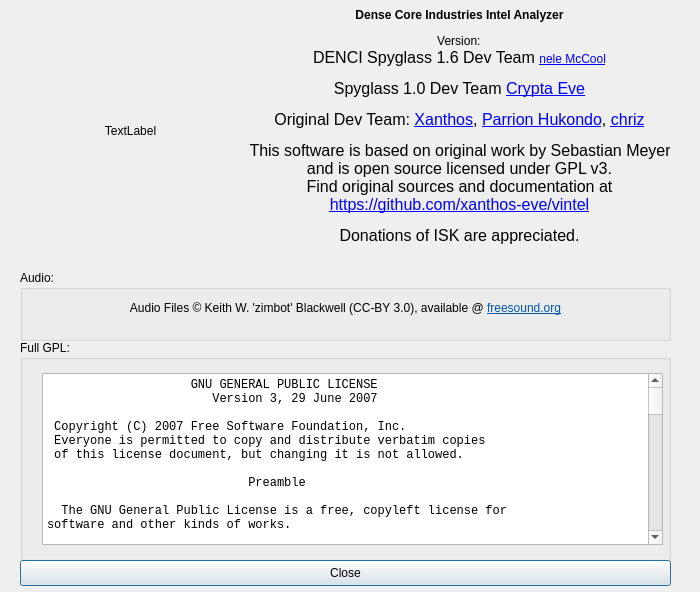
Old version of the form src/vi/ui/Info.ui in the repository jkey-67/spyglass.
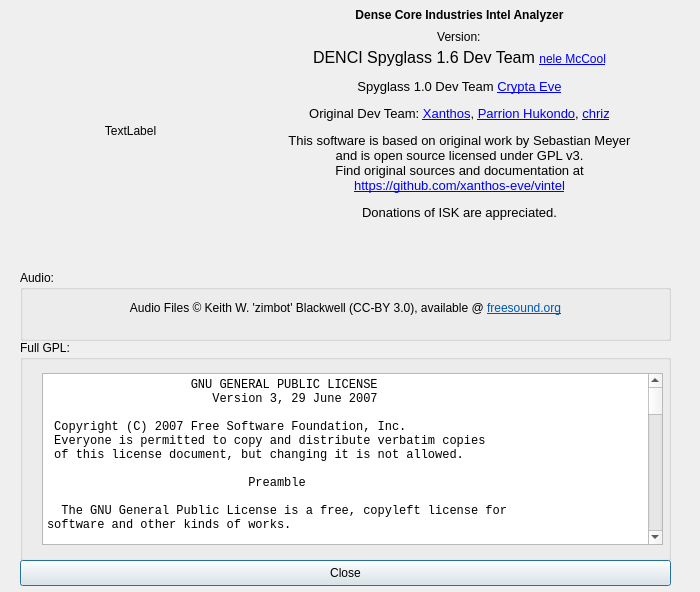
New version of the form.

Commit message: combined map added, fixed com crash conditions

Diff of the .ui file:
```diff
--- a/src/vi/ui/Info.ui
+++ b/src/vi/ui/Info.ui
@@ -750,7 +750,7 @@
     </rect>
    </property>
    <property name="text">
-    <string>&lt;html&gt;&lt;head/&gt;&lt;body&gt;&lt;p align=&quot;center&quot;&gt;&lt;span style=&quot; font-weight:600;&quot;&gt;Dense Core Industries Intel Analyzer&lt;/span&gt;&lt;br/&gt;&lt;/p&gt;&lt;p align=&quot;center&quot;&gt;&lt;span style=&quot; font-size:12pt;&quot;&gt;DENCI Spyglass 1.6 Dev Team &lt;/span&gt;&lt;a href=&quot;https://github.com/jkey-67/spyglass/tree/qt5&quot;&gt;&lt;span style=&quot; text-decoration: underline; color:#0000ff;&quot;&gt;nele McCool&lt;/span&gt;&lt;/a&gt;&lt;/p&gt;&lt;p align=&quot;center&quot;&gt;&lt;span style=&quot; font-size:12pt;&quot;&gt;Spyglass 1.0 Dev Team &lt;/span&gt;&lt;a href=&quot;mailto: crypta@crypta.tech&quot;&gt;&lt;span style=&quot; font-size:12pt; text-decoration: underline; color:#0000ff;&quot;&gt;Crypta Eve&lt;/span&gt;&lt;/a&gt;&lt;/p&gt;&lt;p align=&quot;center&quot;&gt;&lt;span style=&quot; font-size:12pt;&quot;&gt;Original Dev Team: &lt;/span&gt;&lt;a href=&quot;mailto:xanthos.eve@gmail.com&quot;&gt;&lt;span style=&quot; font-size:12pt; text-decoration: underline; color:#0000ff;&quot;&gt;Xanthos&lt;/span&gt;&lt;/a&gt;&lt;span style=&quot; font-size:12pt;&quot;&gt;, &lt;/span&gt;&lt;a href=&quot;mailto:lightlazer@gmail.com&quot;&gt;&lt;span style=&quot; font-size:12pt; text-decoration: underline; color:#0000ff;&quot;&gt;Parrion Hukondo&lt;/span&gt;&lt;/a&gt;&lt;span style=&quot; font-size:12pt;&quot;&gt;, &lt;/span&gt;&lt;a href=&quot;mailto:cberg@3wsolutions.se&quot;&gt;&lt;span style=&quot; font-size:12pt; text-decoration: underline; color:#0000ff;&quot;&gt;chriz&lt;/span&gt;&lt;/a&gt;&lt;/p&gt;&lt;p align=&quot;center&quot;&gt;&lt;span style=&quot; font-size:12pt;&quot;&gt;This software is based on original work by Sebastian Meyer &lt;br/&gt;and is open source licensed under GPL v3.&lt;br/&gt;Find original sources and documentation at&lt;br/&gt;&lt;/span&gt;&lt;a href=&quot;https://github.com/XanthosX/vintel&quot;&gt;&lt;span style=&quot; font-size:12pt; text-decoration: underline; color:#0000ff;&quot;&gt;https://github.com/xanthos-eve/vintel&lt;/span&gt;&lt;/a&gt;&lt;/p&gt;&lt;p align=&quot;center&quot;&gt;&lt;span style=&quot; font-size:12pt;&quot;&gt;Donations of ISK are appreciated.&lt;/span&gt;&lt;/p&gt;&lt;/body&gt;&lt;/html&gt;</string>
+    <string>&lt;html&gt;&lt;head/&gt;&lt;body&gt;&lt;p align=&quot;center&quot;&gt;&lt;span style=&quot; font-weight:600;&quot;&gt;Dense Core Industries Intel Analyzer&lt;/span&gt;&lt;br/&gt;&lt;/p&gt;&lt;p align=&quot;center&quot;&gt;&lt;span style=&quot; font-size:12pt;&quot;&gt;DENCI Spyglass 1.6 Dev Team &lt;/span&gt;&lt;a href=&quot;https://github.com/jkey-67/spyglass/tree/qt5&quot;&gt;&lt;span style=&quot; text-decoration: underline; color:#0000ff;&quot;&gt;nele McCool&lt;/span&gt;&lt;/a&gt;&lt;/p&gt;&lt;p align=&quot;center&quot;&gt;&lt;span style=&quot; font-size:10pt;&quot;&gt;Spyglass 1.0 Dev Team &lt;/span&gt;&lt;a href=&quot;mailto: crypta@crypta.tech&quot;&gt;&lt;span style=&quot; font-size:10pt; text-decoration: underline; color:#0000ff;&quot;&gt;Crypta Eve&lt;/span&gt;&lt;/a&gt;&lt;/p&gt;&lt;p align=&quot;center&quot;&gt;&lt;span style=&quot; font-size:10pt;&quot;&gt;Original Dev Team: &lt;/span&gt;&lt;a href=&quot;mailto:xanthos.eve@gmail.com&quot;&gt;&lt;span style=&quot; font-size:10pt; text-decoration: underline; color:#0000ff;&quot;&gt;Xanthos&lt;/span&gt;&lt;/a&gt;&lt;span style=&quot; font-size:10pt;&quot;&gt;, &lt;/span&gt;&lt;a href=&quot;mailto:lightlazer@gmail.com&quot;&gt;&lt;span style=&quot; font-size:10pt; text-decoration: underline; color:#0000ff;&quot;&gt;Parrion Hukondo&lt;/span&gt;&lt;/a&gt;&lt;span style=&quot; font-size:10pt;&quot;&gt;, &lt;/span&gt;&lt;a href=&quot;mailto:cberg@3wsolutions.se&quot;&gt;&lt;span style=&quot; font-size:10pt; text-decoration: underline; color:#0000ff;&quot;&gt;chriz&lt;/span&gt;&lt;/a&gt;&lt;/p&gt;&lt;p align=&quot;center&quot;&gt;&lt;span style=&quot; font-size:10pt;&quot;&gt;This software is based on original work by Sebastian Meyer &lt;br/&gt;and is open source licensed under GPL v3.&lt;br/&gt;Find original sources and documentation at&lt;br/&gt;&lt;/span&gt;&lt;a href=&quot;https://github.com/XanthosX/vintel&quot;&gt;&lt;span style=&quot; font-size:10pt; text-decoration: underline; color:#0000ff;&quot;&gt;https://github.com/xanthos-eve/vintel&lt;/span&gt;&lt;/a&gt;&lt;/p&gt;&lt;p align=&quot;center&quot;&gt;&lt;span style=&quot; font-size:10pt;&quot;&gt;Donations of ISK are appreciated.&lt;/span&gt;&lt;/p&gt;&lt;/body&gt;&lt;/html&gt;</string>
    </property>
    <property name="alignment">
     <set>Qt::AlignHCenter|Qt::AlignTop</set>
@@ -763,7 +763,7 @@
    <property name="geometry">
     <rect>
      <x>350</x>
-     <y>30</y>
+     <y>26</y>
      <width>221</width>
      <height>21</height>
     </rect>
```
The commit also changes 1 other file.
